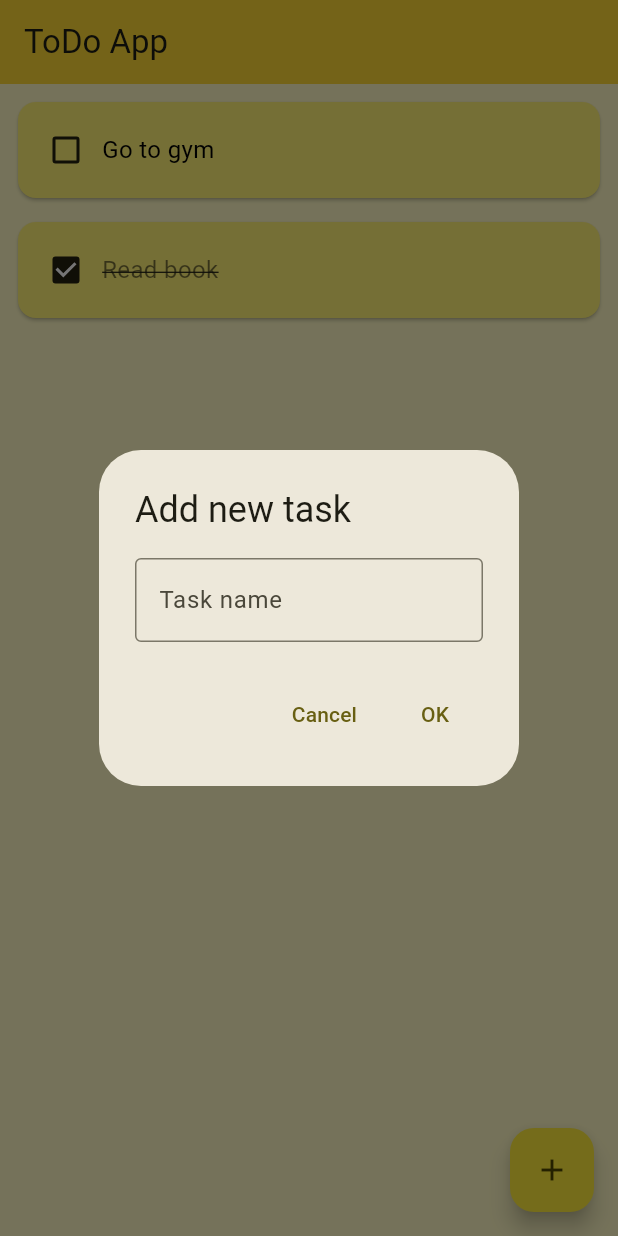
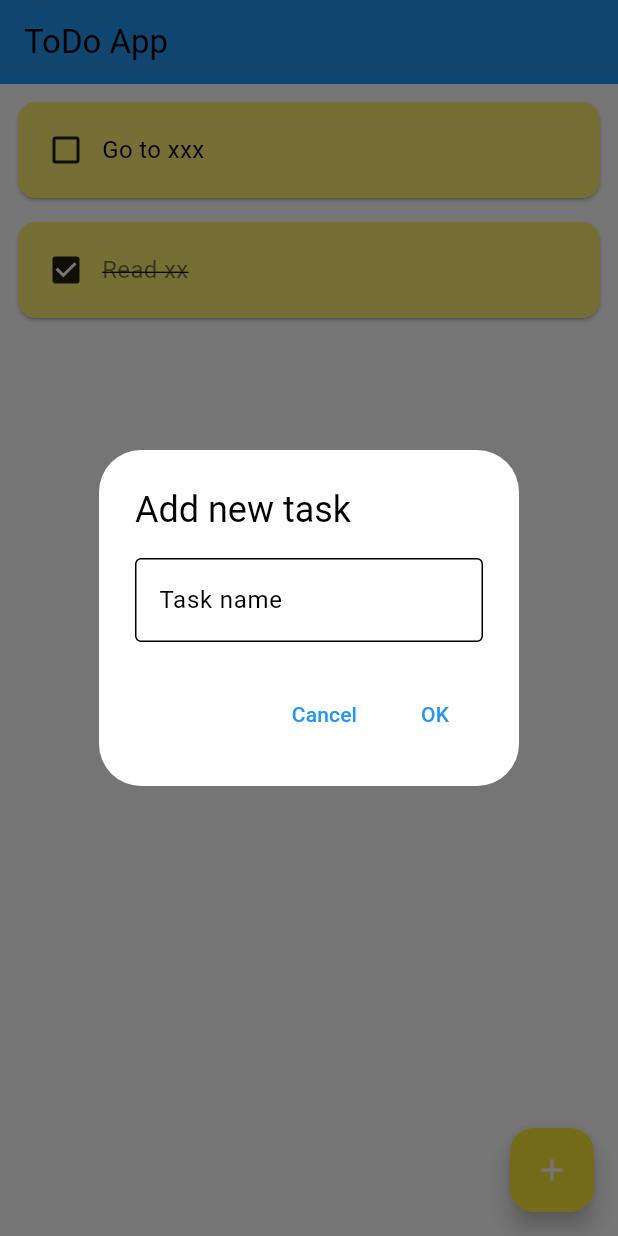
Before and after one commit to DmtDhanushka/Flutter-todo, a Flutter app: the screen it shows after launch, after a tap on the "add" icon, on a phone screen of 412 x 824 dp. Run offline on Flutter 3.47's test engine with Material 3 defaults, Android fonts, the phone set to English and light mode, and no system bars; our stand-ins replace hive, hive_flutter; accounts and stored records are empty.

Commit message:
add theme

```diff
--- /dev/null
+++ b/lib/Theme/themes.dart
@@ -0,0 +1,19 @@
+import 'package:flutter/material.dart';
+
+final lightTheme = ThemeData(
+    useMaterial3: true,
+    brightness: Brightness.light,
+    colorScheme: ColorScheme.light(
+      primary: Colors.blue.shade500,
+      secondary: Colors.blue.shade300,
+      background: Colors.white70,
+    ));
+
+final darkTheme = ThemeData(
+    useMaterial3: true,
+    brightness: Brightness.dark,
+    colorScheme: const ColorScheme.dark(
+      primary: Colors.black38,
+      secondary: Colors.white70,
+      background: Colors.black54,
+    ));
--- /dev/null
+++ b/lib/data/database.dart
@@ -0,0 +1,21 @@
+import 'package:hive/hive.dart';
+
+class TodoDatabase {
+  List todoList = [];
+  final box = Hive.box('NOTES_BOX');
+
+  void createInitialData() {
+    todoList = [
+      ['Go to xxx', false, false],
+      ['Read xx', true, false],
+    ];
+  }
+
+  void loadData() {
+    todoList = box.get('NOTES');
+  }
+
+  void updateDb() {
+    box.put('NOTES', todoList);
+  }
+}
--- a/lib/main.dart
+++ b/lib/main.dart
@@ -1,27 +1,25 @@
 import 'package:flutter/material.dart';
-import 'package:google_fonts/google_fonts.dart';
-
+import 'package:hive_flutter/hive_flutter.dart';
+import 'package:todoapp/Theme/themes.dart';
 import 'pages/home_page.dart';
 
-void main() {
+const notesBox = 'NOTES_BOX';
+
+void main() async {
+  await Hive.initFlutter();
+  await Hive.openBox('NOTES_BOX');
   runApp(const MyApp());
 }
 
 class MyApp extends StatelessWidget {
   const MyApp({super.key});
-
   @override
   Widget build(BuildContext context) {
     return MaterialApp(
         debugShowCheckedModeBanner: false,
-        theme: ThemeData(
-          // Define the default brightness and colors.
-          colorScheme: ColorScheme.fromSeed(
-            seedColor: Colors.yellow,
-            brightness: Brightness.light,
-          ),
-        ),
+        theme: lightTheme,
         themeMode: ThemeMode.system,
+        darkTheme: darkTheme,
         home: const HomePage());
   }
 }
--- a/lib/pages/home_page.dart
+++ b/lib/pages/home_page.dart
@@ -1,5 +1,7 @@
 import 'package:flutter/material.dart';
 import 'package:flutter/widgets.dart';
+import 'package:hive/hive.dart';
+import 'package:todoapp/data/database.dart';
 import 'package:todoapp/util/TodoCard.dart';
 
 import '../util/dialog_box.dart';
@@ -12,26 +14,38 @@ class HomePage extends StatefulWidget {
 }
 
 class _HomePageState extends State<HomePage> {
-  List todoList = [
-    ['Go to gym', false, false],
-    ['Read book', true, false],
-  ];
+  final _box = Hive.box('NOTES_BOX');
+  TodoDatabase db = TodoDatabase();
+
+  @override
+  void initState() {
+    // TODO: implement initState
+    if (_box.get('NOTES') == null) {
+      db.createInitialData();
+    } else {
+      db.loadData();
+    }
+    super.initState();
+  }
+
+  final notesBox = 'NOTES_BOX';
 
   final _controller = TextEditingController();
   int selected = -1;
 
   void checkBoxChanged(bool? value, int index) {
     setState(() {
-      todoList[index][1] = value;
+      db.todoList[index][1] = value;
     });
   }
 
   void saveTask() {
     setState(() {
-      todoList.add([_controller.text, false, false]);
+      db.todoList.add([_controller.text, false, false]);
       _controller.clear();
     });
     Navigator.pop(context, 'OK');
+    db.updateDb();
   }
 
   void onClear() {
@@ -56,23 +70,24 @@ class _HomePageState extends State<HomePage> {
 
   void onLongPress(index) {
     setState(() {
-      todoList[index][2] = true;
+      db.todoList[index][2] = true;
       selected = index;
     });
   }
 
   void cancelSelect(index) {
     setState(() {
-      todoList[index][2] = false;
+      db.todoList[index][2] = false;
       selected = -1;
     });
   }
 
   void deleteTask(index) {
     setState(() {
-      todoList.removeAt(index);
+      db.todoList.removeAt(index);
       selected = -1;
     });
+    db.updateDb();
   }
 
   @override
@@ -80,7 +95,7 @@ class _HomePageState extends State<HomePage> {
     return Scaffold(
       appBar: AppBar(
         title: const Text('ToDo App'),
-        backgroundColor: Colors.yellow.shade600,
+        backgroundColor: Theme.of(context).colorScheme.primary,
         actions: selected != -1
             ? [
                 Row(
@@ -96,8 +111,8 @@ class _HomePageState extends State<HomePage> {
               ]
             : null,
       ),
-      backgroundColor: Colors.yellow.shade100,
-      body: todoList.isEmpty
+      backgroundColor: Theme.of(context).colorScheme.background,
+      body: db.todoList.isEmpty
           ? const Center(
               child: Column(
               mainAxisAlignment: MainAxisAlignment.center,
@@ -120,14 +135,14 @@ class _HomePageState extends State<HomePage> {
               ],
             ))
           : ListView.builder(
-              itemCount: todoList.length,
+              itemCount: db.todoList.length,
               itemBuilder: (context, index) {
                 return GestureDetector(
                   onLongPress: () => onLongPress(index),
                   child: TodoCard(
-                      selected: todoList[index][2],
-                      taskName: todoList[index][0],
-                      taskDone: todoList[index][1],
+                      selected: db.todoList[index][2],
+                      taskName: db.todoList[index][0],
+                      taskDone: db.todoList[index][1],
                       onChanged: (value) => checkBoxChanged(value, index)),
                 );
               },
```
